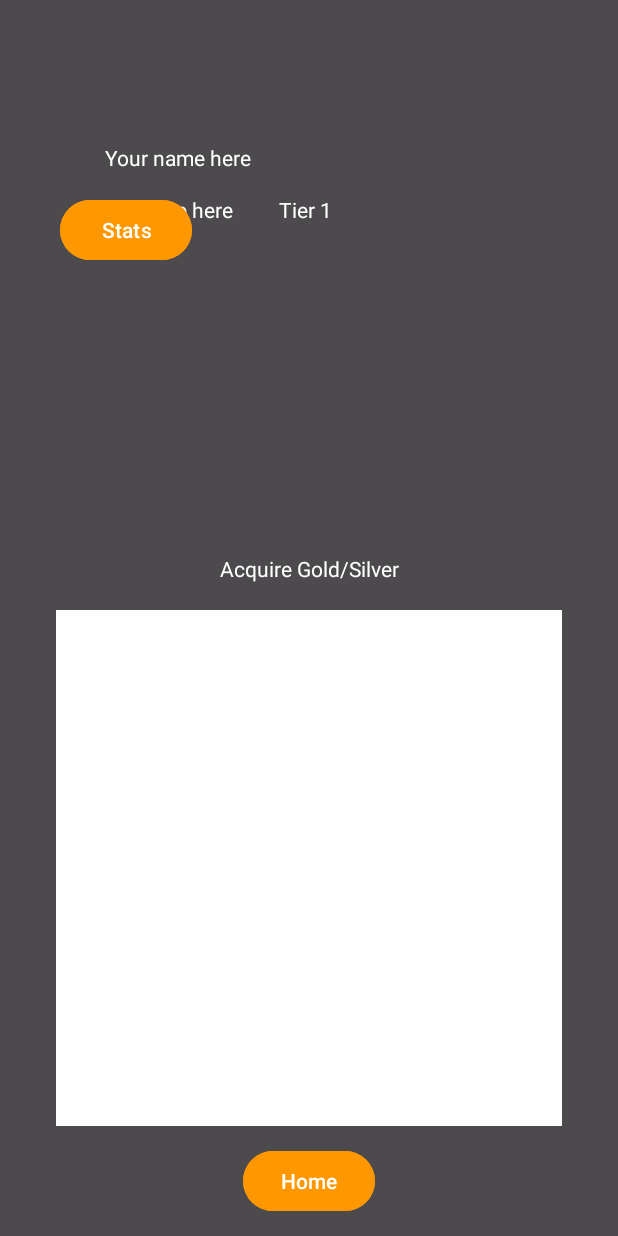
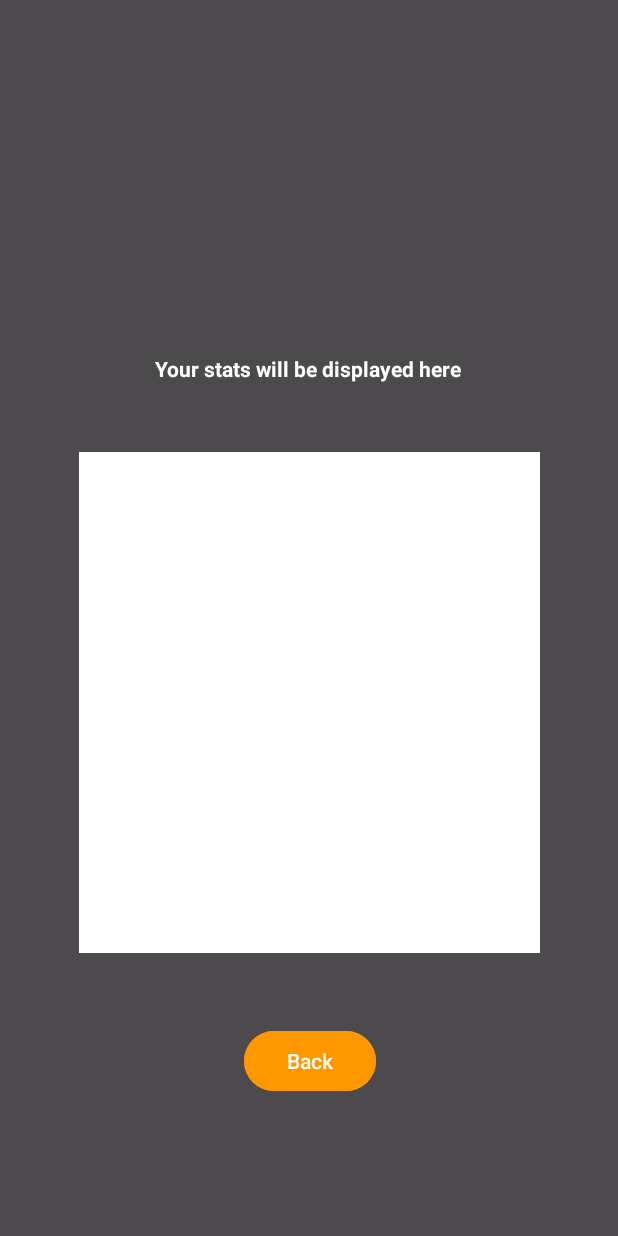
Before and after one commit to Kaiobr13/Projeto-Mobile-LeonardoAlves-KaioSchoeneman, an Android app: the ProfileActivity screen opened directly, with no data from a screen before it, on a phone screen of 412 x 824 dp. Run offline under Robolectric (Android 15) with nearby library versions, the phone set to English and light mode, and no system bars.

Commit message:
Organized strings and added stats page

```diff
--- a/SportBuddy/app/src/main/AndroidManifest.xml
+++ b/SportBuddy/app/src/main/AndroidManifest.xml
@@ -13,7 +13,7 @@
         android:theme="@style/Theme.SportBuddy"
         tools:targetApi="33">
         <activity
-            android:name=".MainActivity"
+            android:name=".RegisterLoginActivity"
             android:exported="true">
         <intent-filter>
             <action android:name="android.intent.action.MAIN" />
--- a/SportBuddy/app/src/main/java/pt/iade/leonardokaio/sportbuddy/MainActivity.java
+++ b/SportBuddy/app/src/main/java/pt/iade/leonardokaio/sportbuddy/RegisterLoginActivity.java
@@ -7,7 +7,7 @@ import android.os.Bundle;
 import android.view.View;
 import android.widget.Button;
 
-public class MainActivity extends AppCompatActivity {
+public class RegisterLoginActivity extends AppCompatActivity {
 
     private Button btnlogin;
 
@@ -15,7 +15,7 @@ public class MainActivity extends AppCompatActivity {
     @Override
     protected void onCreate(Bundle savedInstanceState) {
         super.onCreate(savedInstanceState);
-        setContentView(R.layout.activity_main);
+        setContentView(R.layout.activity_registerlogin_page);
 
         setupComponents();
     }
@@ -30,7 +30,7 @@ public class MainActivity extends AppCompatActivity {
         btnlogin.setOnClickListener(new View.OnClickListener() {
             @Override
             public void onClick(View v) {
-                startActivity(new Intent(MainActivity.this, LoginActivity.class));
+                startActivity(new Intent(RegisterLoginActivity.this, LoginActivity.class));
             }
         });
     }
--- a/SportBuddy/app/src/main/res/layout/activity_profile.xml
+++ b/SportBuddy/app/src/main/res/layout/activity_profile.xml
@@ -6,6 +6,16 @@
     android:layout_height="match_parent"
     android:background="#B2000000"
     tools:context=".ProfileActivity">
+
+    <androidx.constraintlayout.widget.ConstraintLayout
+        android:id="@+id/profile_constraint"
+        android:layout_width="match_parent"
+        android:layout_height="match_parent"
+        android:visibility="gone"
+        app:layout_constraintBottom_toBottomOf="parent"
+        app:layout_constraintEnd_toEndOf="parent"
+        app:layout_constraintStart_toStartOf="parent"
+        app:layout_constraintTop_toTopOf="parent">
 
         <ImageView
             android:id="@+id/profile_profilepic"
@@ -96,6 +106,62 @@
             app:layout_constraintEnd_toEndOf="parent"
             app:layout_constraintStart_toStartOf="parent"
             app:layout_constraintTop_toTopOf="parent"
-        app:layout_constraintVertical_bias="0.847" />
+            app:layout_constraintVertical_bias="0.828" />
 
     </androidx.constraintlayout.widget.ConstraintLayout>
+
+    <androidx.constraintlayout.widget.ConstraintLayout
+        android:id="@+id/stats_constraint"
+        android:layout_width="match_parent"
+        android:layout_height="match_parent"
+        android:visibility="visible"
+        app:layout_constraintBottom_toBottomOf="parent"
+        app:layout_constraintEnd_toEndOf="parent"
+        app:layout_constraintHorizontal_bias="0.0"
+        app:layout_constraintStart_toStartOf="parent"
+        app:layout_constraintTop_toTopOf="parent"
+        app:layout_constraintVertical_bias="0.0">
+
+        <TextView
+            android:id="@+id/textView"
+            android:layout_width="wrap_content"
+            android:layout_height="wrap_content"
+            android:layout_marginTop="236dp"
+            android:text="@string/stats_page"
+            android:textColor="@color/white"
+            android:textStyle="bold"
+            app:layout_constraintEnd_toEndOf="parent"
+            app:layout_constraintHorizontal_bias="0.497"
+            app:layout_constraintStart_toStartOf="parent"
+            app:layout_constraintTop_toTopOf="parent" />
+
+        <androidx.recyclerview.widget.RecyclerView
+            android:id="@+id/recyclerView2"
+            android:layout_width="307dp"
+            android:layout_height="334dp"
+            android:layout_marginTop="46dp"
+            android:background="@color/white"
+            app:layout_constraintBottom_toBottomOf="parent"
+            app:layout_constraintEnd_toEndOf="@+id/textView"
+            app:layout_constraintHorizontal_bias="0.495"
+            app:layout_constraintStart_toStartOf="@+id/textView"
+            app:layout_constraintTop_toBottomOf="@+id/textView"
+            app:layout_constraintVertical_bias="0.0" />
+
+        <Button
+            android:id="@+id/button"
+            android:layout_width="wrap_content"
+            android:layout_height="wrap_content"
+            android:backgroundTint="#FF9800"
+            android:text="@string/previous_page"
+            android:textColor="@color/white"
+            app:layout_constraintBottom_toBottomOf="parent"
+            app:layout_constraintEnd_toEndOf="@+id/recyclerView2"
+            app:layout_constraintStart_toStartOf="@+id/recyclerView2"
+            app:layout_constraintTop_toBottomOf="@+id/recyclerView2"
+            app:layout_constraintVertical_bias="0.339"
+            tools:ignore="TextContrastCheck" />
+
+    </androidx.constraintlayout.widget.ConstraintLayout>
+
+</androidx.constraintlayout.widget.ConstraintLayout>
--- a/SportBuddy/app/src/main/res/layout/activity_main.xml
+++ b/SportBuddy/app/src/main/res/layout/activity_registerlogin_page.xml
@@ -6,7 +6,7 @@
     android:layout_height="match_parent"
     android:background="#B2000000"
     android:visibility="visible"
-    tools:context=".MainActivity">
+    tools:context=".RegisterLoginActivity">
 
     <androidx.constraintlayout.widget.ConstraintLayout
         android:id="@+id/main_page"
--- /dev/null
+++ b/SportBuddy/app/src/main/res/menu/menu_main.xml
@@ -0,0 +1,4 @@
+<?xml version="1.0" encoding="utf-8"?>
+<menu xmlns:android="http://schemas.android.com/apk/res/android">
+
+</menu>
--- a/SportBuddy/app/src/main/res/values/strings.xml
+++ b/SportBuddy/app/src/main/res/values/strings.xml
@@ -1,4 +1,5 @@
 <resources>
+    <!-- Main Activity -->
     <string name="app_name">SportBuddy</string>
     <string name="app_greetings">Welcome to SportBuddy!</string>
     <string name="app_greetings2">The future of sports matchmaking</string>
@@ -6,12 +7,17 @@
     <string name="login">Already a member</string>
     <string name="terms">Terms of service</string>
     <string name="logo">Logo</string>
+
+    <!-- Profile Activity -->
     <string name="profile_picture">Profile</string>
     <string name="profile_name">Your name here</string>
     <string name="profile_age">Your age here</string>
     <string name="tiers">Tier 1</string>
     <string name="acquire_gold_silver">Acquire Gold/Silver</string>
     <string name="stats">Stats</string>
+    <string name="stats_page">Your stats will be displayed here</string>
+
+    <!-- Login/Register Activity -->
     <string name="home">Home</string>
     <string name="username">Username</string>
     <string name="password">Password</string>
```
Lines whose indentation alone changed are shown as unchanged.
